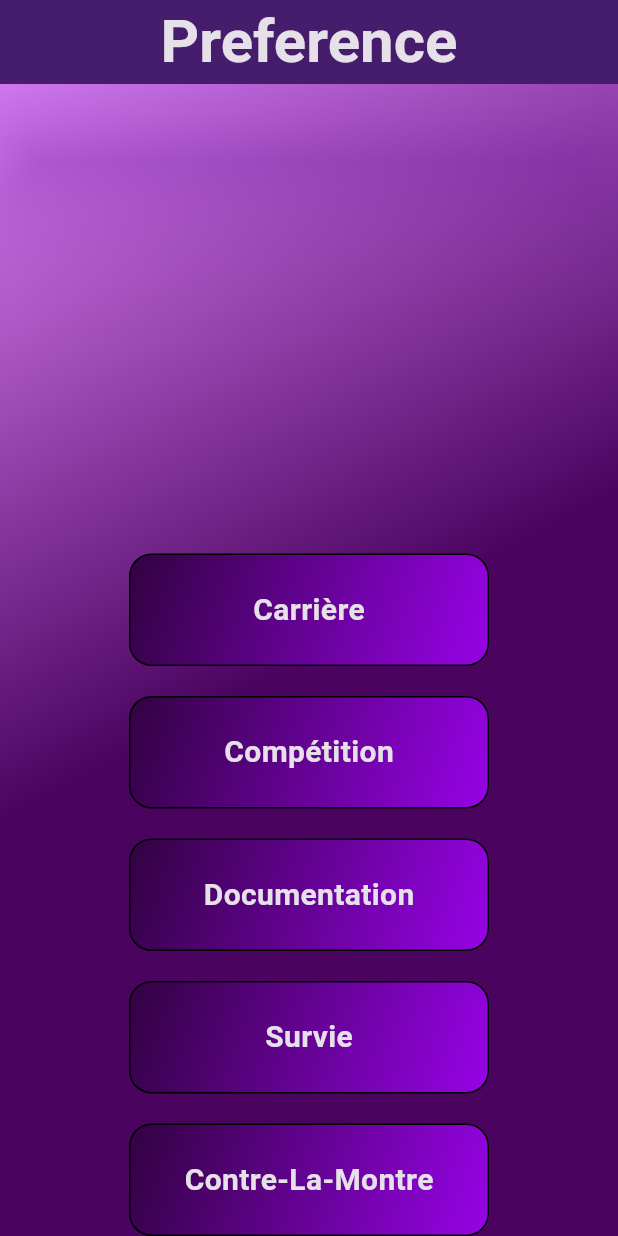
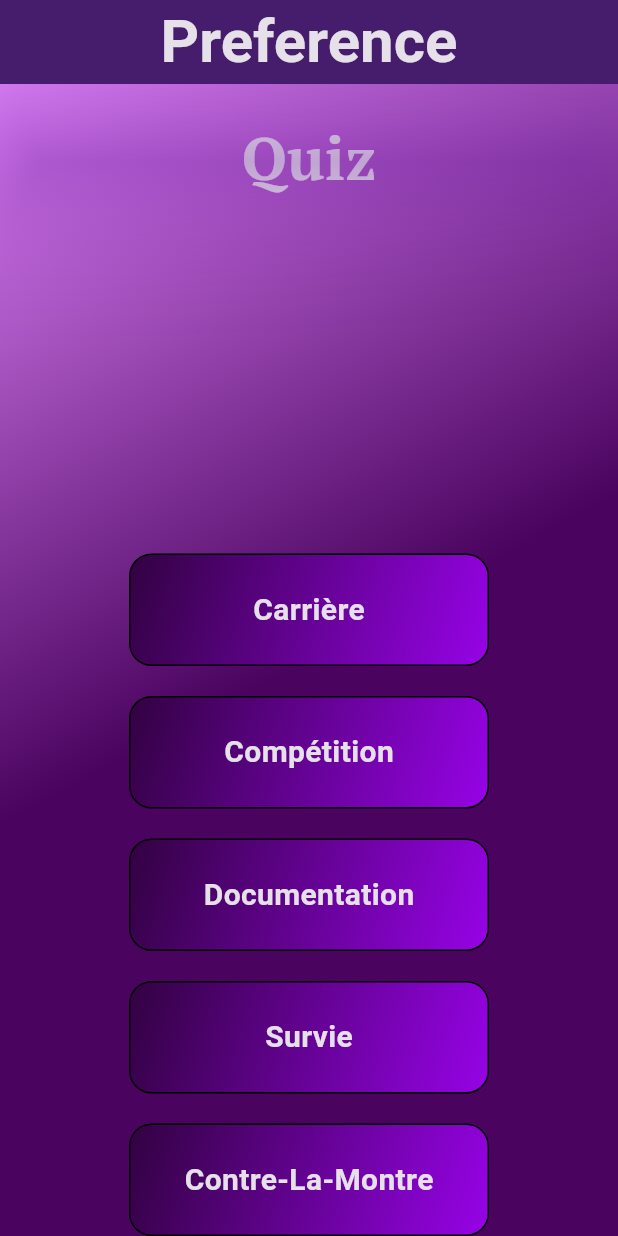
Before and after one commit to Idriss-rayan/familyquiz, a Flutter app: the screen it shows once a user with an empty profile is signed in, on a phone screen of 412 x 824 dp. Run offline on Flutter 3.47's test engine with Material 3 defaults, Android fonts, the phone set to English and light mode, and no system bars; our stand-ins replace animate_do, flutter_svg, get, google_fonts, supabase_flutter, websafe_svg; accounts and stored records are empty.

Commit message:
add splasmode in inkwell

```diff
--- a/lib/welcome/start_screen.dart
+++ b/lib/welcome/start_screen.dart
@@ -39,7 +39,15 @@ class StartScreen extends StatelessWidget {
         child: Column(
           crossAxisAlignment: CrossAxisAlignment.center,
           children: [
-            SizedBox(height: 100),
+            SizedBox(height: 20),
+
+            Text(
+              "Quiz",
+              style: GoogleFonts.ptSerif(
+                fontSize: 40,
+                fontWeight: FontWeight.bold,
+              ),
+            ),
             // buttons ...
             Spacer(),
             Material(
```
